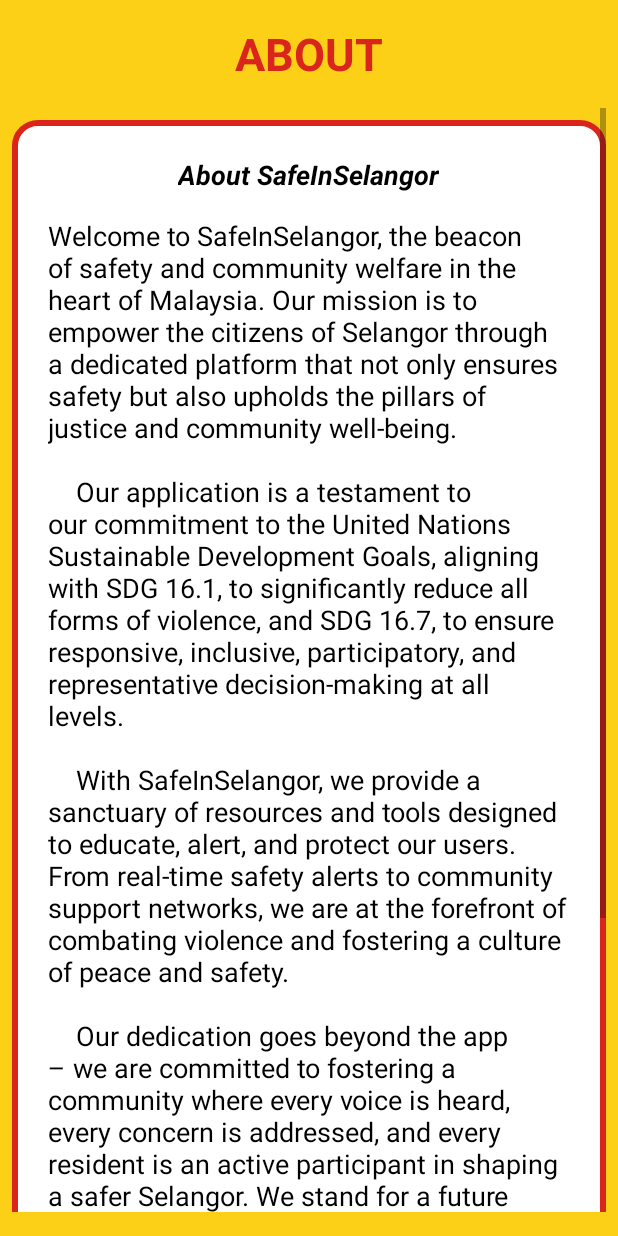
After one commit to fakhrulfaiz/SaveInSelangor, an Android app: the fragment AboutFragment shown on its own in the app's theme, on a phone screen of 412 x 824 dp. The commit adds this screen. Run offline under Robolectric (Android 15) with nearby library versions, the phone set to English and light mode, and no system bars; network calls fail.

Commit message:
about fragment is added

```diff
--- /dev/null
+++ b/app/src/main/java/com/example/assignment/AboutFragment.java
@@ -0,0 +1,64 @@
+package com.example.assignment;
+
+import android.os.Bundle;
+
+import androidx.fragment.app.Fragment;
+
+import android.view.LayoutInflater;
+import android.view.View;
+import android.view.ViewGroup;
+
+/**
+ * A simple {@link Fragment} subclass.
+ * Use the {@link AboutFragment#newInstance} factory method to
+ * create an instance of this fragment.
+ */
+public class AboutFragment extends Fragment {
+
+    // TODO: Rename parameter arguments, choose names that match
+    // the fragment initialization parameters, e.g. ARG_ITEM_NUMBER
+    private static final String ARG_PARAM1 = "param1";
+    private static final String ARG_PARAM2 = "param2";
+
+    // TODO: Rename and change types of parameters
+    private String mParam1;
+    private String mParam2;
+
+    public AboutFragment() {
+        // Required empty public constructor
+    }
+
+    /**
+     * Use this factory method to create a new instance of
+     * this fragment using the provided parameters.
+     *
+     * @param param1 Parameter 1.
+     * @param param2 Parameter 2.
+     * @return A new instance of fragment AboutFragment.
+     */
+    // TODO: Rename and change types and number of parameters
+    public static AboutFragment newInstance(String param1, String param2) {
+        AboutFragment fragment = new AboutFragment();
+        Bundle args = new Bundle();
+        args.putString(ARG_PARAM1, param1);
+        args.putString(ARG_PARAM2, param2);
+        fragment.setArguments(args);
+        return fragment;
+    }
+
+    @Override
+    public void onCreate(Bundle savedInstanceState) {
+        super.onCreate(savedInstanceState);
+        if (getArguments() != null) {
+            mParam1 = getArguments().getString(ARG_PARAM1);
+            mParam2 = getArguments().getString(ARG_PARAM2);
+        }
+    }
+
+    @Override
+    public View onCreateView(LayoutInflater inflater, ViewGroup container,
+                             Bundle savedInstanceState) {
+        // Inflate the layout for this fragment
+        return inflater.inflate(R.layout.fragment_about, container, false);
+    }
+}
--- /dev/null
+++ b/app/src/main/res/drawable/about_background_shape.xml
@@ -0,0 +1,15 @@
+<?xml version="1.0" encoding="utf-8"?>
+
+    <shape xmlns:android="http://schemas.android.com/apk/res/android">
+        <solid android:color="@color/white" /> <!-- Use your desired background color -->
+        <corners android:radius="15dp" />
+    <stroke
+        android:width="4dp"
+        android:color="@color/red_theme_color" /> <!-- Use your desired stroke color -->
+
+    <padding
+        android:left="50dp"
+        android:top="50dp"
+        android:right="50dp"
+        android:bottom="50dp" />
+</shape>
--- /dev/null
+++ b/app/src/main/res/layout/fragment_about.xml
@@ -0,0 +1,59 @@
+<?xml version="1.0" encoding="utf-8"?>
+<!-- res/layout/fragment_about.xml -->
+<!-- res/layout/fragment_about.xml -->
+<RelativeLayout
+    xmlns:android="http://schemas.android.com/apk/res/android"
+    android:layout_width="match_parent"
+    android:layout_height="match_parent"
+    android:background="#FBD016"> <!-- Ensure you have a yellow color defined in your colors.xml -->
+
+    <TextView
+        android:id="@+id/textViewAboutTitle"
+        android:layout_width="wrap_content"
+        android:layout_height="wrap_content"
+        android:text="ABOUT"
+        android:textSize="30dp"
+        android:textStyle="bold"
+        android:textColor="@color/red_theme_color"
+        android:layout_centerHorizontal="true"
+        android:layout_marginTop="15dp"
+        />
+
+    <ScrollView
+        android:layout_width="match_parent"
+        android:layout_height="match_parent"
+        android:layout_below="@id/textViewAboutTitle"
+        android:layout_marginTop="8dp"
+        android:layout_marginBottom="8dp"
+        android:padding="8dp">
+
+        <LinearLayout
+            android:layout_width="match_parent"
+            android:layout_height="wrap_content"
+            android:orientation="vertical"
+            android:padding="16dp"
+            android:layout_marginBottom="16dp"
+            android:layout_marginTop="8dp"
+            android:background="@drawable/about_background_shape">
+            <TextView
+                android:id="@+id/textViewAboutSubtitle"
+                android:layout_width="wrap_content"
+                android:layout_height="wrap_content"
+                android:layout_gravity="center_horizontal"
+                android:padding="8dp"
+                android:text="About SafeInSelangor"
+                android:textColor="@color/black"
+                android:textSize="18sp"
+                android:textStyle="bold|italic" />
+
+            <TextView
+                android:id="@+id/textViewAboutDescription"
+                android:layout_width="match_parent"
+                android:layout_height="wrap_content"
+                android:padding="8dp"
+                android:text="@string/about_description"
+                android:textColor="@color/black"
+                android:textSize="18sp" />
+        </LinearLayout>
+    </ScrollView>
+</RelativeLayout>
--- a/app/src/main/res/values/colors.xml
+++ b/app/src/main/res/values/colors.xml
@@ -13,4 +13,5 @@
     <color name="gray_theme_color">#555555</color>
     <color name="light_green_color">#6CEA6A</color>
     <color name="dark_green_color">#479345</color>
+    <color name="Yellow_app">#FFFBD016</color>
 </resources>
--- a/app/src/main/res/values/strings.xml
+++ b/app/src/main/res/values/strings.xml
@@ -45,5 +45,16 @@ and feel safe </string>
     <string name="opengallery">openGallery</string>
     <string name="opencamera">openCamera</string>
     <string name="flag_content_long_text">Notice any misleading, false, or missing information?\n\n If you\'ve encountered inaccuracies or difficulties, we\'re here to help. Did you call the wrong number while trying to report to authorities?\n\n Please use the button below to drop us an email and report the issue. Your feedback is crucial in ensuring the accuracy of our information and improving the application for everyone. Thank you for helping us maintain a reliable and helpful service.</string>
+    <string name="about_description">
+    "Welcome to SafeInSelangor, the beacon of safety and community welfare in the heart of Malaysia. Our mission is to empower the citizens of Selangor through a dedicated platform that not only ensures safety but also upholds the pillars of justice and community well-being.
+
+    Our application is a testament to our commitment to the United Nations Sustainable Development Goals, aligning with SDG 16.1, to significantly reduce all forms of violence, and SDG 16.7, to ensure responsive, inclusive, participatory, and representative decision-making at all levels.
+
+    With SafeInSelangor, we provide a sanctuary of resources and tools designed to educate, alert, and protect our users. From real-time safety alerts to community support networks, we are at the forefront of combating violence and fostering a culture of peace and safety.
+
+    Our dedication goes beyond the app – we are committed to fostering a community where every voice is heard, every concern is addressed, and every resident is an active participant in shaping a safer Selangor. We stand for a future where technology is a force for good, where data and connectivity pave the way for enlightened decision-making and where the well-being of our community is the cornerstone of progress.
+
+    Join us on this journey. Together, we can achieve the vision of SDG 16 – to promote peaceful and inclusive societies for sustainable development, provide access to justice for all, and build effective, accountable institutions at all levels."
+</string>
 
 </resources>
```
